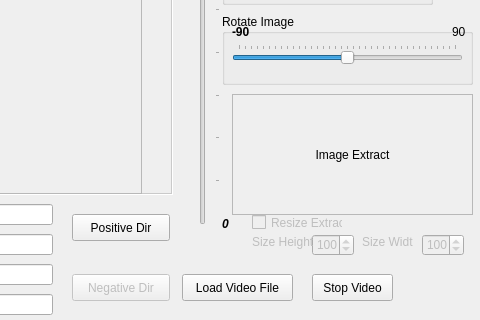
Qt form mainwindow.ui (animecomico/gui-training-opencv) before a commit; both pictures show x 518 to 998 and y 316 to 636 of the 998 by 636 pixel window.
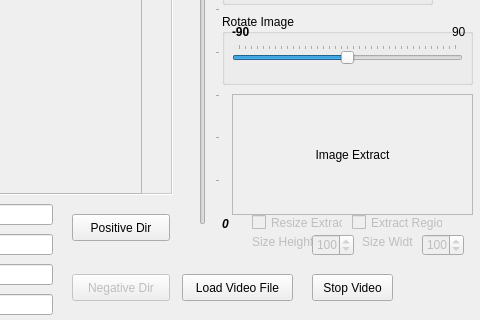
The same form after that commit.

```diff
--- a/mainwindow.ui
+++ b/mainwindow.ui
@@ -873,6 +873,25 @@
      </rect>
     </property>
    </widget>
+   <widget class="QCheckBox" name="checkBoxImageEXtractOnly">
+    <property name="enabled">
+     <bool>false</bool>
+    </property>
+    <property name="geometry">
+     <rect>
+      <x>870</x>
+      <y>530</y>
+      <width>91</width>
+      <height>17</height>
+     </rect>
+    </property>
+    <property name="toolTip">
+     <string>&lt;html&gt;&lt;head/&gt;&lt;body&gt;&lt;p&gt;Sirve para solo extraer la region de interes&lt;/p&gt;&lt;p&gt;Solo va ir la ubicacion de la region de la&lt;/p&gt;&lt;p&gt;la imagen extraida.&lt;/p&gt;&lt;/body&gt;&lt;/html&gt;</string>
+    </property>
+    <property name="text">
+     <string>Extract Region</string>
+    </property>
+   </widget>
   </widget>
  </widget>
  <layoutdefault spacing="6" margin="11"/>
```
